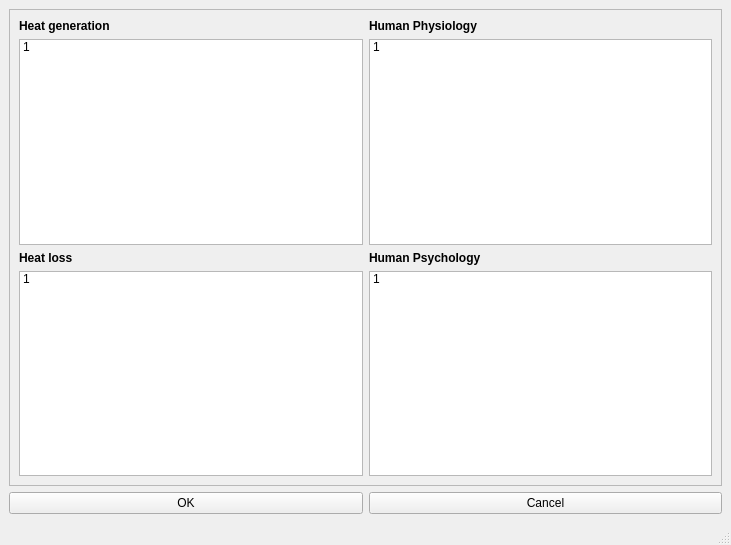
Above: view/ui/export_view.ui from zkdlu/PyQt_Project before the change. Below: the same form after it.
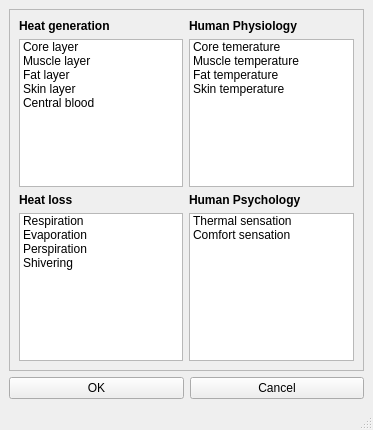
That is the form after the change. Icons and pictures are not drawn.

```diff
--- a/view/ui/export_view.ui
+++ b/view/ui/export_view.ui
@@ -6,8 +6,8 @@
    <rect>
     <x>0</x>
     <y>0</y>
-    <width>731</width>
-    <height>545</height>
+    <width>373</width>
+    <height>430</height>
    </rect>
   </property>
   <property name="windowTitle">
@@ -34,7 +34,31 @@
           <widget class="QListWidget" name="listWidget_3">
            <item>
             <property name="text">
-             <string>1</string>
+             <string>Respiration</string>
+            </property>
+            <property name="checkState">
+             <enum>Unchecked</enum>
+            </property>
+           </item>
+           <item>
+            <property name="text">
+             <string>Evaporation</string>
+            </property>
+            <property name="checkState">
+             <enum>Unchecked</enum>
+            </property>
+           </item>
+           <item>
+            <property name="text">
+             <string>Perspiration</string>
+            </property>
+            <property name="checkState">
+             <enum>Unchecked</enum>
+            </property>
+           </item>
+           <item>
+            <property name="text">
+             <string>Shivering</string>
             </property>
             <property name="checkState">
              <enum>Unchecked</enum>
@@ -59,7 +83,15 @@
           <widget class="QListWidget" name="listWidget_4">
            <item>
             <property name="text">
-             <string>1</string>
+             <string>Thermal sensation</string>
+            </property>
+            <property name="checkState">
+             <enum>Unchecked</enum>
+            </property>
+           </item>
+           <item>
+            <property name="text">
+             <string>Comfort sensation</string>
             </property>
             <property name="checkState">
              <enum>Unchecked</enum>
@@ -110,7 +142,31 @@
           <widget class="QListWidget" name="listWidget_2">
            <item>
             <property name="text">
-             <string>1</string>
+             <string>Core temerature</string>
+            </property>
+            <property name="checkState">
+             <enum>Unchecked</enum>
+            </property>
+           </item>
+           <item>
+            <property name="text">
+             <string>Muscle temperature</string>
+            </property>
+            <property name="checkState">
+             <enum>Unchecked</enum>
+            </property>
+           </item>
+           <item>
+            <property name="text">
+             <string>Fat temperature</string>
+            </property>
+            <property name="checkState">
+             <enum>Unchecked</enum>
+            </property>
+           </item>
+           <item>
+            <property name="text">
+             <string>Skin temperature</string>
             </property>
             <property name="checkState">
              <enum>Unchecked</enum>
@@ -122,7 +178,39 @@
           <widget class="QListWidget" name="listWidget">
            <item>
             <property name="text">
-             <string>1</string>
+             <string>Core layer</string>
+            </property>
+            <property name="checkState">
+             <enum>Unchecked</enum>
+            </property>
+           </item>
+           <item>
+            <property name="text">
+             <string>Muscle layer</string>
+            </property>
+            <property name="checkState">
+             <enum>Unchecked</enum>
+            </property>
+           </item>
+           <item>
+            <property name="text">
+             <string>Fat layer</string>
+            </property>
+            <property name="checkState">
+             <enum>Unchecked</enum>
+            </property>
+           </item>
+           <item>
+            <property name="text">
+             <string>Skin layer</string>
+            </property>
+            <property name="checkState">
+             <enum>Unchecked</enum>
+            </property>
+           </item>
+           <item>
+            <property name="text">
+             <string>Central blood</string>
             </property>
             <property name="checkState">
              <enum>Unchecked</enum>
```
Left out of the diff: 2 changed lines with no effect on the pictures.
